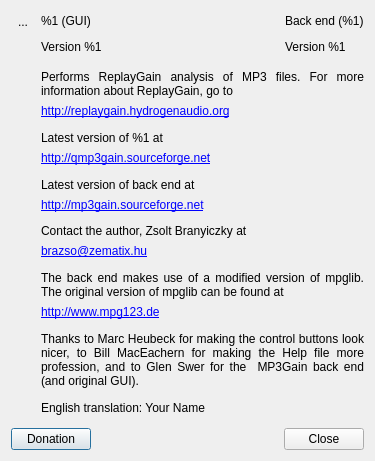
lgbaldoni/qmp3gain-qt5, file src/aboutdialog.ui: the form before one commit.
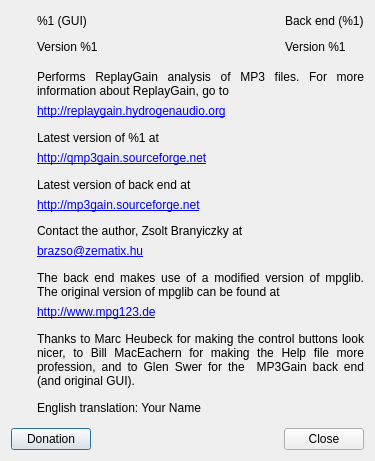
The form after the commit. Icons and pictures are not drawn.

The edit to the form file:
```diff
--- a/src/aboutdialog.ui
+++ b/src/aboutdialog.ui
@@ -19,25 +19,16 @@
      <item>
       <layout class="QVBoxLayout">
        <item>
-        <widget class="QToolButton" name="toolButton">
+        <widget class="QLabel" name="iconLabel">
          <property name="text">
-          <string>...</string>
+          <string notr="true"/>
          </property>
          <property name="icon">
           <iconset resource="../resources/qmp3gain.qrc">
            <normaloff>:/images/icon.png</normaloff>:/images/icon.png</iconset>
          </property>
-         <property name="iconSize">
-          <size>
-           <width>32</width>
-           <height>32</height>
-          </size>
-         </property>
-         <property name="shortcut">
-          <string>Ctrl+S</string>
-         </property>
-         <property name="autoRaise">
-          <bool>true</bool>
+         <property name="alignment">
+          <set>Qt::AlignCenter</set>
          </property>
         </widget>
        </item>
@@ -132,7 +123,7 @@
        <item>
         <widget class="QLabel" name="label_5">
          <property name="text">
-          <string>Performs ReplayGain analysis of MP3 files. For more information about ReplayGain, go to </string>
+          <string>Performs ReplayGain analysis of MP3 files. For more information about ReplayGain, go to</string>
          </property>
          <property name="alignment">
           <set>Qt::AlignJustify|Qt::AlignVCenter</set>
```
Left out of the diff: 15 changed lines with no effect on the pictures.
